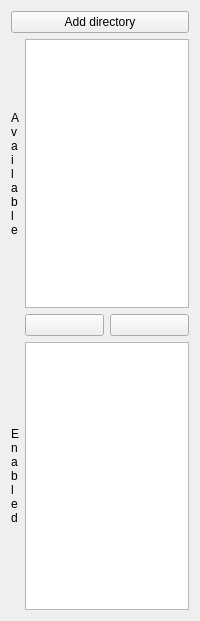
Old version of the form SCHNApps/forms/controlDock_PluginTabWidget.ui in the repository cgogn/CGoGN.
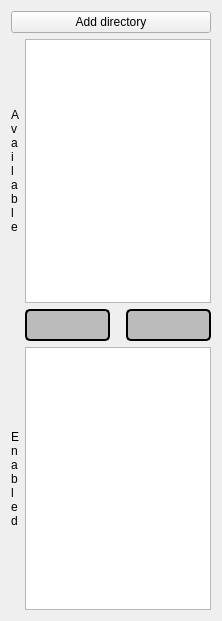
New version of the form. Icons and pictures are not drawn.

Commit message: SCHNApps: draw background first + update plugin dock icons

Patch:
```diff
--- a/SCHNApps/forms/controlDock_PluginTabWidget.ui
+++ b/SCHNApps/forms/controlDock_PluginTabWidget.ui
@@ -6,7 +6,7 @@
    <rect>
     <x>0</x>
     <y>0</y>
-    <width>200</width>
+    <width>222</width>
     <height>621</height>
    </rect>
   </property>
@@ -18,13 +18,13 @@
   </property>
   <property name="minimumSize">
    <size>
-    <width>200</width>
+    <width>0</width>
     <height>0</height>
    </size>
   </property>
   <property name="maximumSize">
    <size>
-    <width>200</width>
+    <width>16777215</width>
     <height>16777215</height>
    </size>
   </property>
@@ -63,6 +63,38 @@
    </item>
    <item row="2" column="1">
     <widget class="QPushButton" name="button_enablePlugins">
+     <property name="sizePolicy">
+      <sizepolicy hsizetype="Preferred" vsizetype="Preferred">
+       <horstretch>0</horstretch>
+       <verstretch>0</verstretch>
+      </sizepolicy>
+     </property>
+     <property name="minimumSize">
+      <size>
+       <width>0</width>
+       <height>32</height>
+      </size>
+     </property>
+     <property name="maximumSize">
+      <size>
+       <width>16777215</width>
+       <height>32</height>
+      </size>
+     </property>
+     <property name="styleSheet">
+      <string notr="true">QPushButton {
+	background-color: #bbb;
+	border: 2px solid black;
+	border-radius: 5px;
+	background-image: url(':icons/icons/arrow_down.png');
+	background-repeat: no-repeat;
+	background-position: center;
+	margin-right: 5px;
+}
+QPushButton:pressed {
+	background-color: #eee;
+}</string>
+     </property>
      <property name="text">
       <string/>
      </property>
@@ -76,6 +108,38 @@
    </item>
    <item row="2" column="2">
     <widget class="QPushButton" name="button_disablePlugins">
+     <property name="sizePolicy">
+      <sizepolicy hsizetype="Preferred" vsizetype="Preferred">
+       <horstretch>0</horstretch>
+       <verstretch>0</verstretch>
+      </sizepolicy>
+     </property>
+     <property name="minimumSize">
+      <size>
+       <width>0</width>
+       <height>32</height>
+      </size>
+     </property>
+     <property name="maximumSize">
+      <size>
+       <width>16777215</width>
+       <height>32</height>
+      </size>
+     </property>
+     <property name="styleSheet">
+      <string notr="true">QPushButton {
+	background-color: #bbb;
+	border: 2px solid black;
+	border-radius: 5px;
+	background-image: url(':icons/icons/arrow_up.png');
+	background-repeat: no-repeat;
+	background-position: center;
+	margin-left: 5px;
+}
+QPushButton:pressed {
+	background-color: #eee;
+}</string>
+     </property>
      <property name="text">
       <string/>
      </property>
```
The commit also changes 7 other files.
